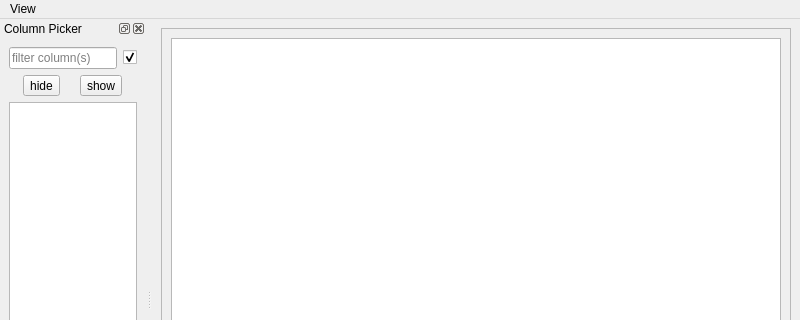
The window that lib/tableviewer_ui.ui (kg4ydw/noacli) describes before a commit, drawn with Qt 5; both pictures show x 0 to 800 and y 0 to 320 of the 800 by 600 pixel window.
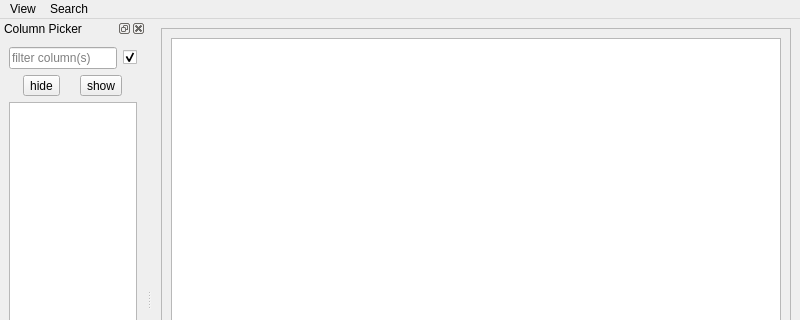
The same window after the commit.

Commit message: Add regular expression search support

Diff of the .ui file:
```diff
--- a/lib/tableviewer_ui.ui
+++ b/lib/tableviewer_ui.ui
@@ -93,7 +93,16 @@
     <addaction name="actionShow_line_numbers"/>
     <addaction name="separator"/>
    </widget>
+   <widget class="QMenu" name="menuSearch">
+    <property name="title">
+     <string>Search</string>
+    </property>
+    <addaction name="actionUseRegEx"/>
+    <addaction name="actionCaseInsensitive"/>
+    <addaction name="actionUnicode"/>
+   </widget>
    <addaction name="menuView"/>
+   <addaction name="menuSearch"/>
   </widget>
   <widget class="QStatusBar" name="statusbar"/>
   <widget class="QDockWidget" name="colPickerDock">
```
Left out of the diff: 30 changed lines with no effect on the pictures. The commit also changes 6 other files.
